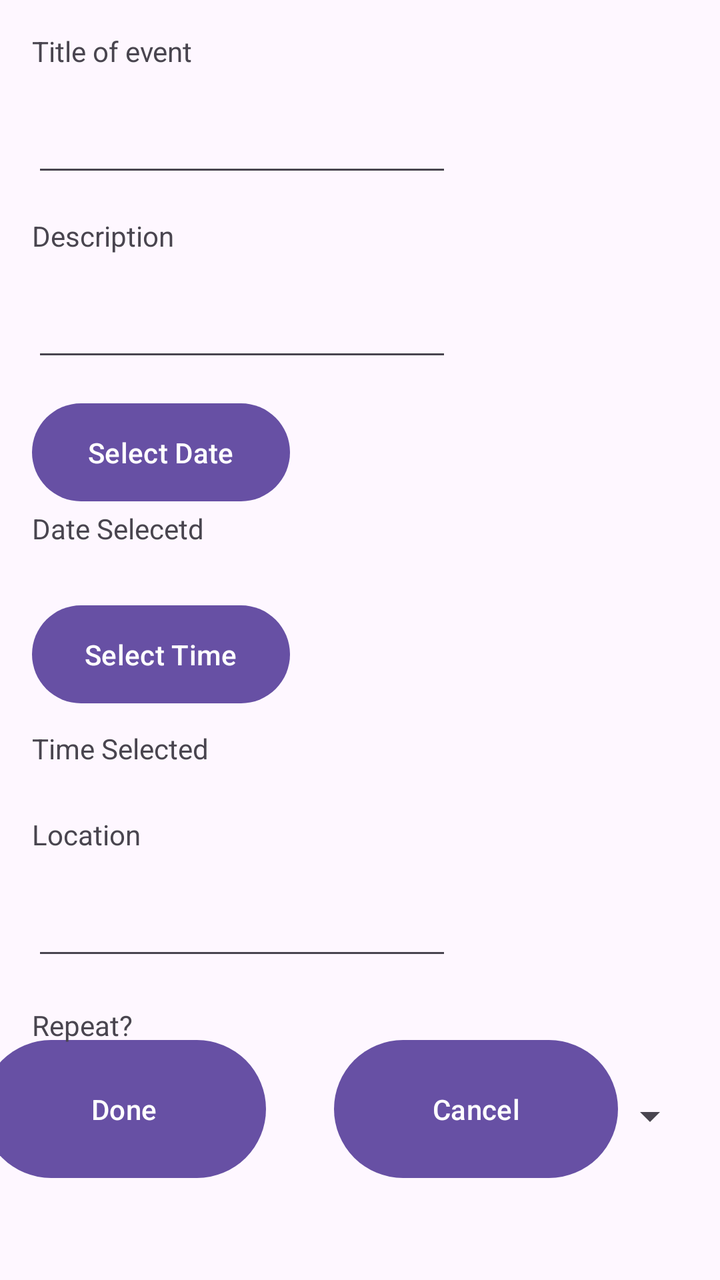
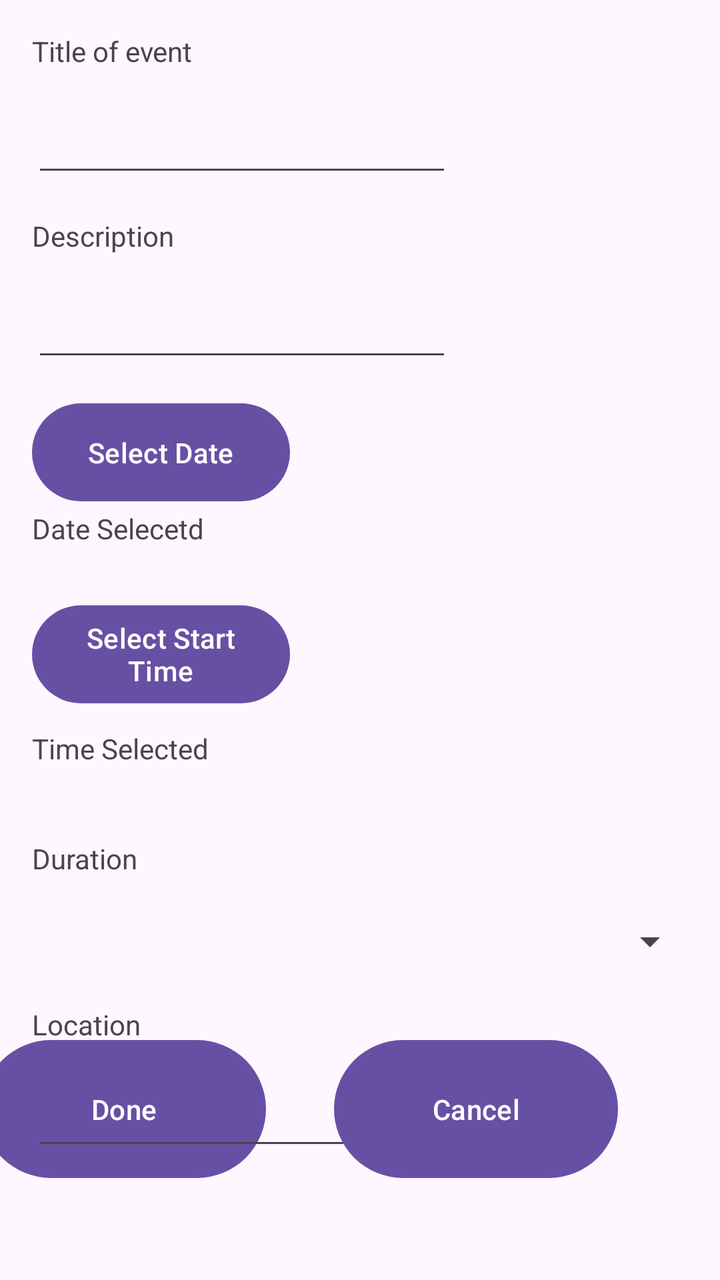

The first picture is an Android layout as it rendered before a commit; the second is the same layout after the commit. The layout source and the unified diff follow.
<!-- AndroidManifest.xml: application theme Theme.AppInterface1 -->
<!-- res/layout/activity_set_reminders.xml -->
<?xml version="1.0" encoding="utf-8"?>
<androidx.constraintlayout.widget.ConstraintLayout xmlns:android="http://schemas.android.com/apk/res/android"
    xmlns:app="http://schemas.android.com/apk/res-auto"
    xmlns:tools="http://schemas.android.com/tools"
    android:id="@+id/main"
    android:layout_width="match_parent"
    android:layout_height="match_parent"
    tools:context=".setReminders">

  <Button
      android:id="@+id/btnDone"
      android:layout_width="142dp"
      android:layout_height="77dp"
      android:layout_marginStart="16dp"
      android:layout_marginEnd="60dp"
      android:layout_marginBottom="47dp"
      android:onClick="done"
      android:text="Done"
      app:layout_constraintBottom_toBottomOf="parent"
      app:layout_constraintEnd_toStartOf="@+id/btnCancel"
      app:layout_constraintStart_toStartOf="parent" />

  <EditText
      android:id="@+id/uiDescription"
      android:layout_width="wrap_content"
      android:layout_height="wrap_content"
      android:layout_marginStart="16dp"
      android:ems="10"
      app:layout_constraintStart_toStartOf="parent"
      app:layout_constraintTop_toBottomOf="@+id/textDescription" />

  <EditText
      android:id="@+id/uiTitle"
      android:layout_width="wrap_content"
      android:layout_height="wrap_content"
      android:layout_marginStart="16dp"
      android:ems="10"
      app:layout_constraintStart_toStartOf="parent"
      app:layout_constraintTop_toBottomOf="@+id/textTitle" />

  <EditText
      android:id="@+id/uiLocation"
      android:layout_width="wrap_content"
      android:layout_height="wrap_content"
      android:layout_marginStart="16dp"
      android:ems="10"
      app:layout_constraintStart_toStartOf="parent"
      app:layout_constraintTop_toBottomOf="@+id/textLocation" />

  <TextView
      android:id="@+id/textDescription"
      android:layout_width="218dp"
      android:layout_height="36dp"
      android:layout_marginStart="16dp"
      android:layout_marginTop="15dp"
      android:text="Description"
      app:layout_constraintStart_toStartOf="parent"
      app:layout_constraintTop_toBottomOf="@+id/uiTitle" />

  <TextView
      android:id="@+id/textTitle"
      android:layout_width="218dp"
      android:layout_height="36dp"
      android:layout_marginStart="16dp"
      android:layout_marginTop="16dp"
      android:text="Title of event"
      app:layout_constraintStart_toStartOf="parent"
      app:layout_constraintTop_toTopOf="parent" />

  <TextView
      android:id="@+id/textDateSelected"
      android:layout_width="218dp"
      android:layout_height="36dp"
      android:layout_marginStart="16dp"
      android:text="Date Selecetd"
      app:layout_constraintStart_toStartOf="parent"
      app:layout_constraintTop_toBottomOf="@+id/uiSelectDate" />

  <TextView
      android:id="@+id/textTimeSelected"
      android:layout_width="218dp"
      android:layout_height="36dp"
      android:layout_marginStart="16dp"
      android:layout_marginTop="9dp"
      android:text="Time Selected"
      app:layout_constraintStart_toStartOf="parent"
      app:layout_constraintTop_toBottomOf="@+id/uiSelectTime" />

  <TextView
      android:id="@+id/textLocation"
      android:layout_width="218dp"
      android:layout_height="36dp"
      android:layout_marginStart="16dp"
      android:layout_marginTop="7dp"
      android:text="Location"
      app:layout_constraintStart_toStartOf="parent"
      app:layout_constraintTop_toBottomOf="@+id/textTimeSelected" />

  <TextView
      android:id="@+id/textRepeat"
      android:layout_width="106dp"
      android:layout_height="29dp"
      android:layout_marginStart="16dp"
      android:layout_marginTop="18dp"
      android:text="Repeat?"
      app:layout_constraintStart_toStartOf="parent"
      app:layout_constraintTop_toBottomOf="@+id/uiLocation" />

  <Spinner
      android:id="@+id/dropdownRepeat"
      android:layout_width="333dp"
      android:layout_height="26dp"
      android:layout_marginStart="16dp"
      android:layout_marginTop="13dp"
      android:spinnerMode="dropdown"
      app:layout_constraintStart_toStartOf="parent"
      app:layout_constraintTop_toBottomOf="@+id/textRepeat" />

  <Button
      android:id="@+id/btnCancel"
      android:layout_width="142dp"
      android:layout_height="77dp"
      android:layout_marginEnd="51dp"
      android:layout_marginBottom="47dp"
      android:onClick="cancel"
      android:text="Cancel"
      app:layout_constraintBottom_toBottomOf="parent"
      app:layout_constraintEnd_toEndOf="parent" />

  <Button
      android:id="@+id/uiSelectDate"
      android:layout_width="129dp"
      android:layout_height="57dp"
      android:layout_marginStart="16dp"
      android:layout_marginTop="12dp"
      android:onClick="selectDate"
      android:text="Select Date"
      app:layout_constraintStart_toStartOf="parent"
      app:layout_constraintTop_toBottomOf="@+id/uiDescription" />

  <Button
      android:id="@+id/uiSelectTime"
      android:layout_width="129dp"
      android:layout_height="57dp"
      android:layout_marginStart="16dp"
      android:layout_marginTop="8dp"
      android:onClick="selectTime"
      android:text="Select Time"
      app:layout_constraintStart_toStartOf="parent"
      app:layout_constraintTop_toBottomOf="@+id/textDateSelected" />

</androidx.constraintlayout.widget.ConstraintLayout>
<!-- resources referenced by this layout -->
<resources>
  <style name="Theme.AppInterface1" parent="Base.Theme.AppInterface1" />
  <style name="Base.Theme.AppInterface1" parent="Theme.Material3.DayNight.NoActionBar">
          
          
      </style>
</resources>

<!-- the commit's change to res/layout/activity_set_reminders.xml (unified diff, before → after) -->
@@ -77,44 +77,44 @@
       app:layout_constraintTop_toBottomOf="@+id/uiSelectDate" />
 
   <TextView
-      android:id="@+id/textTimeSelected"
-      android:layout_width="218dp"
+      android:id="@+id/textTimeStartSelected"
+      android:layout_width="160dp"
       android:layout_height="36dp"
       android:layout_marginStart="16dp"
       android:layout_marginTop="9dp"
       android:text="Time Selected"
       app:layout_constraintStart_toStartOf="parent"
-      app:layout_constraintTop_toBottomOf="@+id/uiSelectTime" />
+      app:layout_constraintTop_toBottomOf="@+id/uiSelectStartTime" />
 
   <TextView
       android:id="@+id/textLocation"
       android:layout_width="218dp"
       android:layout_height="36dp"
       android:layout_marginStart="16dp"
-      android:layout_marginTop="7dp"
+      android:layout_marginTop="19dp"
       android:text="Location"
       app:layout_constraintStart_toStartOf="parent"
-      app:layout_constraintTop_toBottomOf="@+id/textTimeSelected" />
+      app:layout_constraintTop_toBottomOf="@+id/dropdownDuration" />
 
   <TextView
-      android:id="@+id/textRepeat"
+      android:id="@+id/textDuration"
       android:layout_width="106dp"
       android:layout_height="29dp"
       android:layout_marginStart="16dp"
-      android:layout_marginTop="18dp"
-      android:text="Repeat?"
+      android:layout_marginTop="19dp"
+      android:text="Duration"
       app:layout_constraintStart_toStartOf="parent"
-      app:layout_constraintTop_toBottomOf="@+id/uiLocation" />
+      app:layout_constraintTop_toBottomOf="@+id/textTimeStartSelected" />
 
   <Spinner
-      android:id="@+id/dropdownRepeat"
+      android:id="@+id/dropdownDuration"
       android:layout_width="333dp"
       android:layout_height="26dp"
       android:layout_marginStart="16dp"
-      android:layout_marginTop="13dp"
+      android:layout_marginTop="9dp"
       android:spinnerMode="dropdown"
       app:layout_constraintStart_toStartOf="parent"
-      app:layout_constraintTop_toBottomOf="@+id/textRepeat" />
+      app:layout_constraintTop_toBottomOf="@+id/textDuration" />
 
   <Button
       android:id="@+id/btnCancel"
@@ -139,13 +139,13 @@
       app:layout_constraintTop_toBottomOf="@+id/uiDescription" />
 
   <Button
-      android:id="@+id/uiSelectTime"
+      android:id="@+id/uiSelectStartTime"
       android:layout_width="129dp"
       android:layout_height="57dp"
       android:layout_marginStart="16dp"
       android:layout_marginTop="8dp"
-      android:onClick="selectTime"
-      android:text="Select Time"
+      android:onClick="selectStartTime"
+      android:text="Select Start Time"
       app:layout_constraintStart_toStartOf="parent"
       app:layout_constraintTop_toBottomOf="@+id/textDateSelected" />
 
